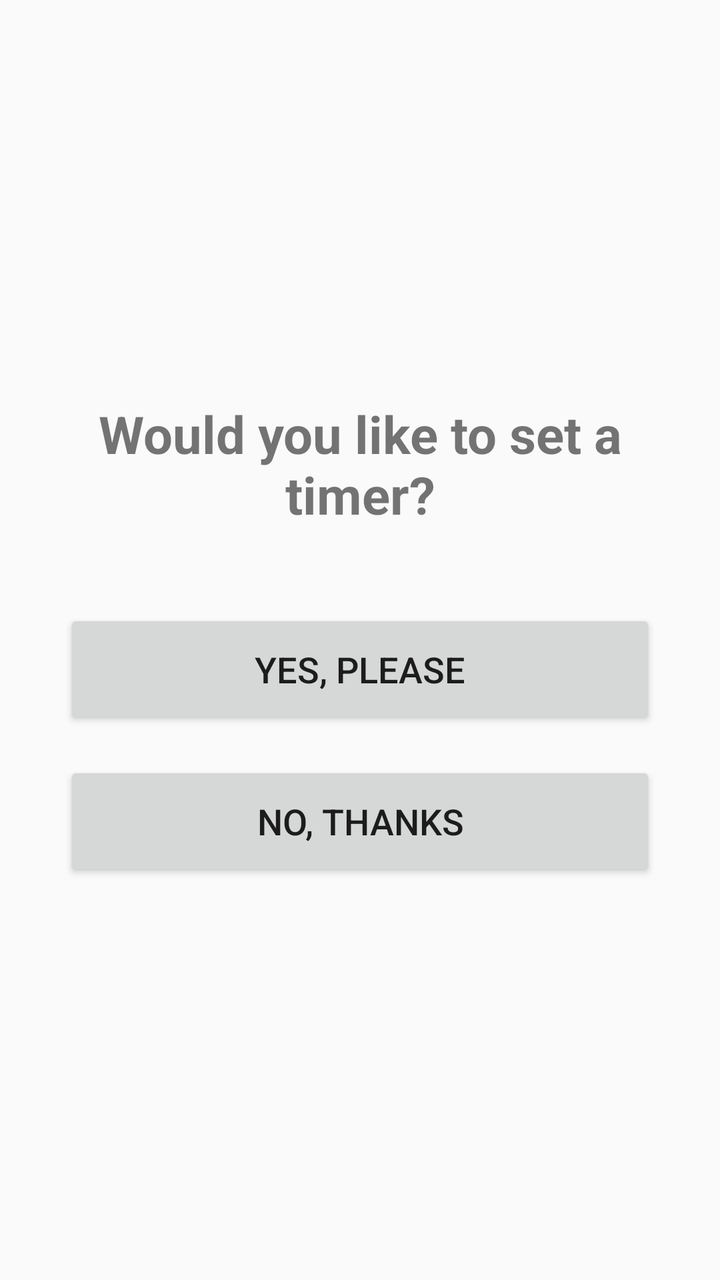
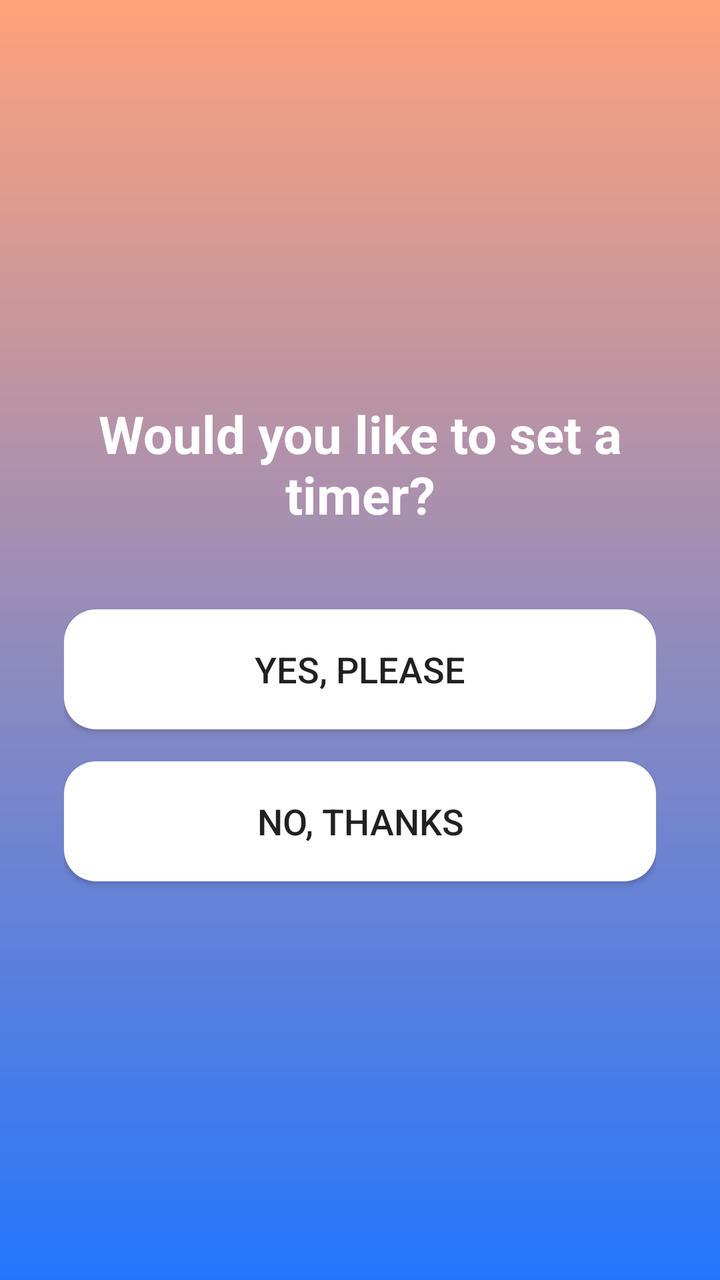

The first picture is an Android layout as it rendered before a commit; the second is the same layout after the commit. The layout source and the unified diff follow.
<!-- AndroidManifest.xml: application theme Theme.Focusbuddyhelper -->
<!-- res/layout/activity_timer_choice.xml -->
<?xml version="1.0" encoding="utf-8"?>
<LinearLayout
    xmlns:android="http://schemas.android.com/apk/res/android"
    android:layout_width="match_parent"
    android:layout_height="match_parent"
    android:orientation="vertical"
    android:gravity="center"
    android:padding="32dp">

    <TextView
        android:layout_width="wrap_content"
        android:layout_height="wrap_content"
        android:text="Would you like to set a timer?"
        android:textSize="26sp"
        android:textStyle="bold"
        android:gravity="center"
        android:layout_marginBottom="40dp"/>

    <Button
        android:id="@+id/yesButton"
        android:layout_width="match_parent"
        android:layout_height="60dp"
        android:text="Yes, please"
        android:textSize="18sp"/>

    <Space
        android:layout_width="match_parent"
        android:layout_height="16dp"/>

    <Button
        android:id="@+id/noButton"
        android:layout_width="match_parent"
        android:layout_height="60dp"
        android:text="No, thanks"
        android:textSize="18sp"/>

</LinearLayout>
<!-- resources referenced by this layout -->
<resources>
  <style name="Theme.Focusbuddyhelper" parent="Theme.AppCompat.Light.NoActionBar">
          
          <item name="colorPrimary">@color/purple_500</item>
          <item name="colorPrimaryDark">@color/purple_700</item>
          <item name="colorAccent">@color/teal_200</item>
      </style>
  <color name="purple_500">#FF6200EE</color>
  <color name="purple_700">#FF3700B3</color>
  <color name="teal_200">#FF03DAC5</color>
</resources>

<!-- the commit's change to res/layout/activity_timer_choice.xml (unified diff, before → after) -->
@@ -5,12 +5,14 @@
     android:layout_height="match_parent"
     android:orientation="vertical"
     android:gravity="center"
-    android:padding="32dp">
+    android:padding="32dp"
+    android:background="@drawable/bg_gradient">
 
     <TextView
         android:layout_width="wrap_content"
         android:layout_height="wrap_content"
         android:text="Would you like to set a timer?"
+        android:textColor="#FFFFFF"
         android:textSize="26sp"
         android:textStyle="bold"
         android:gravity="center"
@@ -21,6 +23,7 @@
         android:layout_width="match_parent"
         android:layout_height="60dp"
         android:text="Yes, please"
+        android:background="@drawable/bg_rounded_button"
         android:textSize="18sp"/>
 
     <Space
@@ -32,6 +35,7 @@
         android:layout_width="match_parent"
         android:layout_height="60dp"
         android:text="No, thanks"
+        android:background="@drawable/bg_rounded_button"
         android:textSize="18sp"/>
 
 </LinearLayout>
<!-- resource entries referenced after the edit -->
@@ -1,5 +1,22 @@
 <!-- resources referenced by this layout -->
 <resources>
+  <!-- drawable bg_gradient (drawable) -->
+  <shape xmlns:android="http://schemas.android.com/apk/res/android"
+      android:shape="rectangle">
+      <gradient
+          android:angle="270"
+          android:startColor="#FFA27C"
+          android:endColor="#2575FC"/>
+  </shape>
+  <!-- drawable bg_rounded_button (drawable) -->
+  <shape xmlns:android="http://schemas.android.com/apk/res/android"
+      android:shape="rectangle">
+      <corners android:radius="16dp"/>
+      <gradient
+          android:angle="135"
+          android:startColor="#FFFFFF"
+          android:endColor="#FFFFFF"/>
+  </shape>
   <style name="Theme.Focusbuddyhelper" parent="Theme.AppCompat.Light.NoActionBar">
           
           <item name="colorPrimary">@color/purple_500</item>
